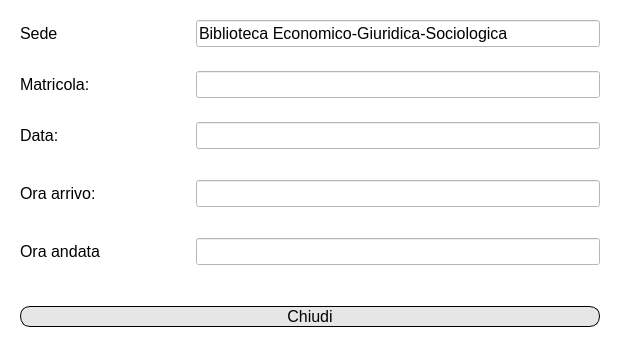
First picture: the form in View/Studente/UI files/visualizza prenotazione.ui, repository FrancescoFinizii/Biblioteca-universitaria, before the edit.
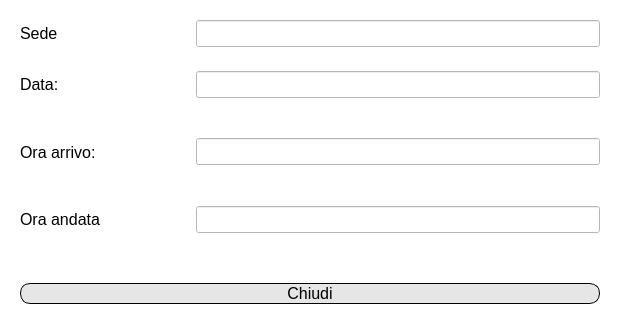
Second picture: the form after the edit. Icons and pictures are not drawn.

Diff of the .ui file:
```diff
--- a/View/Studente/UI files/visualizza prenotazione.ui
+++ b/View/Studente/UI files/visualizza prenotazione.ui
@@ -7,7 +7,7 @@
     <x>0</x>
     <y>0</y>
     <width>620</width>
-    <height>349</height>
+    <height>336</height>
    </rect>
   </property>
   <property name="minimumSize">
@@ -76,55 +76,7 @@
          </font>
         </property>
         <property name="text">
-         <string>Biblioteca Economico-Giuridica-Sociologica</string>
-        </property>
-        <property name="readOnly">
-         <bool>true</bool>
-        </property>
-       </widget>
-      </item>
-     </layout>
-    </widget>
-   </item>
-   <item>
-    <widget class="QWidget" name="matricolaWidget" native="true">
-     <property name="sizePolicy">
-      <sizepolicy hsizetype="Preferred" vsizetype="Fixed">
-       <horstretch>0</horstretch>
-       <verstretch>0</verstretch>
-      </sizepolicy>
-     </property>
-     <layout class="QHBoxLayout" name="horizontalLayout_49">
-      <item>
-       <widget class="QLabel" name="label_57">
-        <property name="minimumSize">
-         <size>
-          <width>170</width>
-          <height>0</height>
-         </size>
-        </property>
-        <property name="maximumSize">
-         <size>
-          <width>170</width>
-          <height>16777215</height>
-         </size>
-        </property>
-        <property name="font">
-         <font>
-          <pointsize>12</pointsize>
-         </font>
-        </property>
-        <property name="text">
-         <string>Matricola:</string>
-        </property>
-       </widget>
-      </item>
-      <item>
-       <widget class="QLineEdit" name="matricola">
-        <property name="font">
-         <font>
-          <pointsize>12</pointsize>
-         </font>
+         <string/>
         </property>
         <property name="readOnly">
          <bool>true</bool>
```
Left out of the diff: 6 changed lines with no effect on the pictures.
